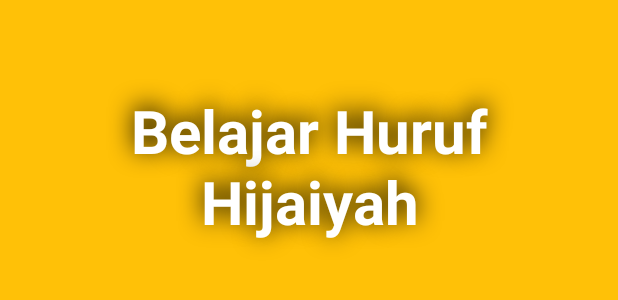
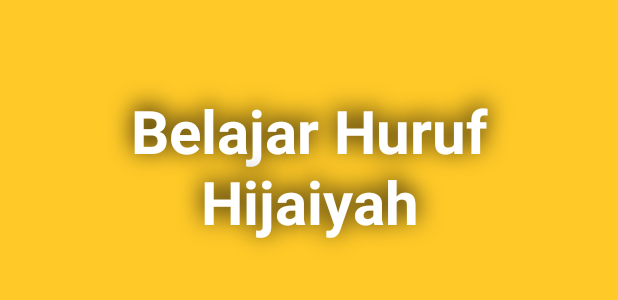
Before and after one commit to Anrecky/GameEdukasiAnakIslamiAndroid, an Android app: the layout activity_learn.xml on its own in the app's theme, with its tools: preview values and no code run, on a phone screen of 412 x 824 dp. Shown: the top 300 px of the screen. Run offline under Robolectric (Android 15) with nearby library versions, the phone set to English and light mode, and no system bars; Roboto replaces fonts that are not available here.

Commit message:
Change color background and set text (change hardcoded text)

```diff
--- a/app/src/main/res/layout/activity_learn.xml
+++ b/app/src/main/res/layout/activity_learn.xml
@@ -4,7 +4,7 @@
     xmlns:tools="http://schemas.android.com/tools"
     android:layout_width="match_parent"
     android:layout_height="match_parent"
-    android:background="#FFC107"
+    android:background="?colorPrimary"
     android:layout_gravity="center"
     tools:context=".LearnActivity">
     <TextView
@@ -27,7 +27,7 @@
         android:shadowRadius="20"
         android:shadowColor="@color/black"
         android:textAlignment="center"
-        />
+        tools:ignore="HardcodedText" />
     <androidx.recyclerview.widget.RecyclerView
         android:padding="10dp"
         android:id="@+id/recyclerView"
```
